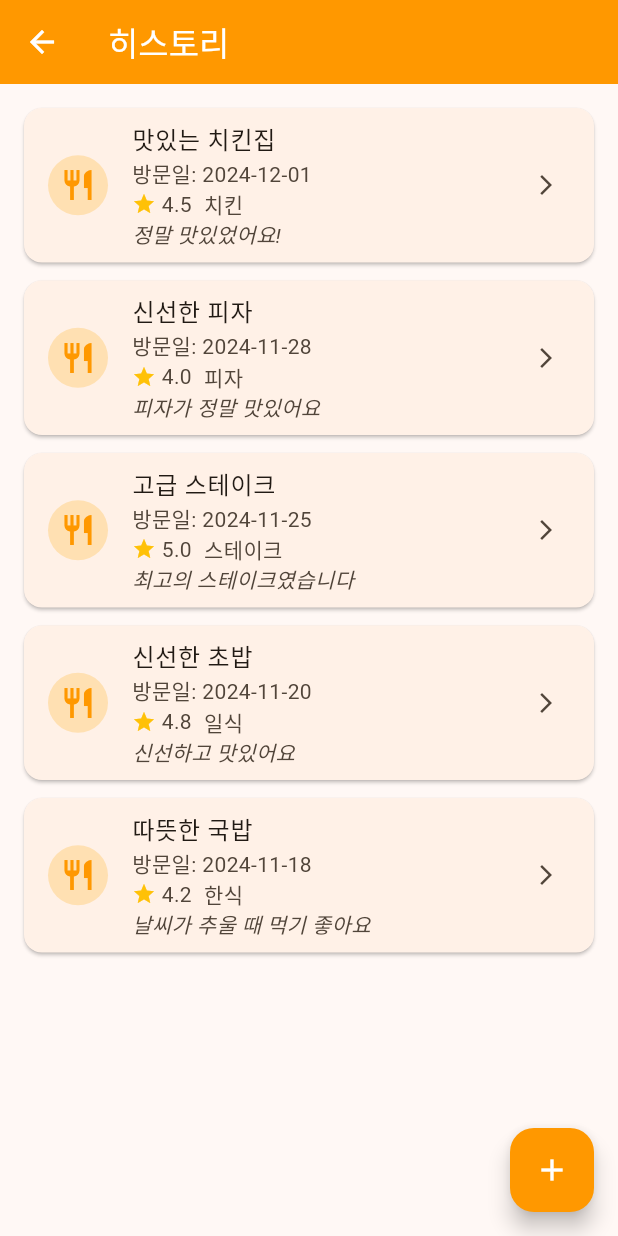
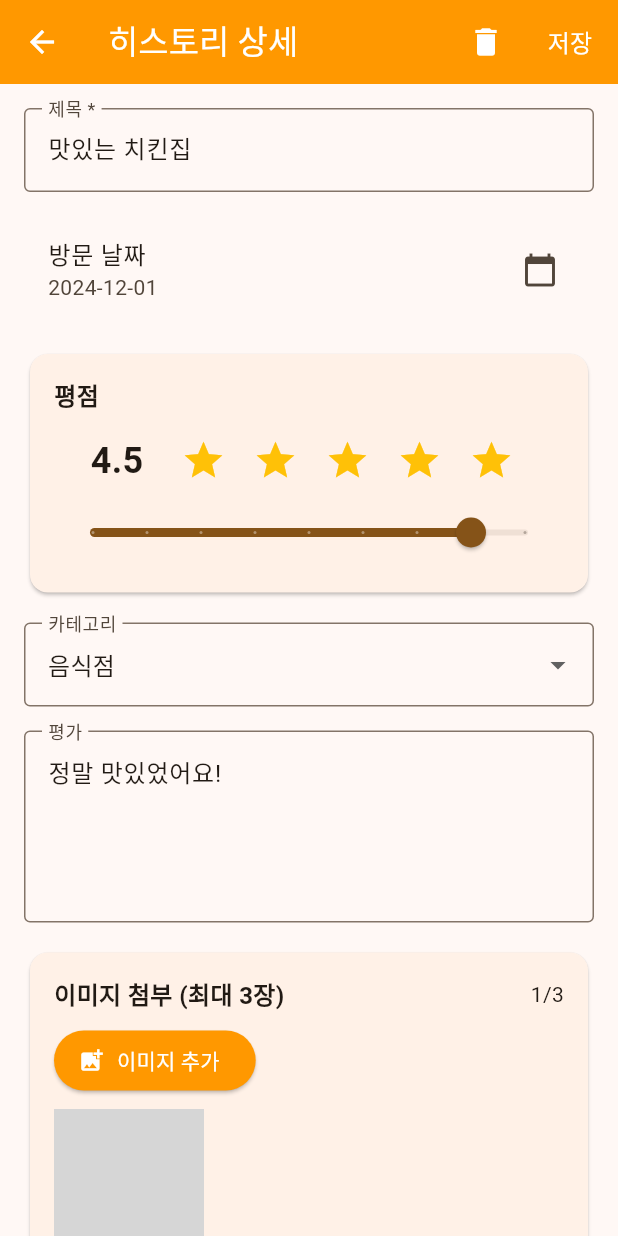
Before and after one commit to JokerTrickster/eatplay_app, a Flutter app: the HistoryPage screen opened directly, after a tap on "맛있는 치킨집", on a phone screen of 412 x 824 dp. Run offline on Flutter 3.47's test engine with Material 3 defaults, Android fonts, the light colour scheme and no system bars; our stand-ins replace dartz, equatable, flutter_bloc, freezed_annotation, get_it, image_picker and 2 more; accounts and stored records are empty; grey boxes are pictures that could not be loaded.

Commit message:
feat: 히스토리 상세페이지 구현 완료

```diff
--- a/lib/features/history/presentation/bloc/history_event.dart
+++ b/lib/features/history/presentation/bloc/history_event.dart
@@ -4,4 +4,7 @@ part of 'history_bloc.dart';
 class HistoryEvent with _$HistoryEvent {
   const factory HistoryEvent.loadHistory() = _LoadHistory;
   const factory HistoryEvent.addHistory(HistoryItem historyItem) = _AddHistory;
+  const factory HistoryEvent.updateHistory(HistoryItem historyItem) =
+      _UpdateHistory;
+  const factory HistoryEvent.deleteHistory(String historyId) = _DeleteHistory;
 }
--- /dev/null
+++ b/lib/features/history/presentation/pages/history_detail_page.dart
@@ -0,0 +1,424 @@
+import 'package:flutter/material.dart';
+import 'package:flutter_bloc/flutter_bloc.dart';
+import 'package:image_picker/image_picker.dart';
+import 'dart:io';
+import '../bloc/history_bloc.dart';
+import '../../domain/entities/history_item.dart';
+
+class HistoryDetailPage extends StatefulWidget {
+  final HistoryItem historyItem;
+
+  const HistoryDetailPage({Key? key, required this.historyItem})
+      : super(key: key);
+
+  @override
+  State<HistoryDetailPage> createState() => _HistoryDetailPageState();
+}
+
+class _HistoryDetailPageState extends State<HistoryDetailPage> {
+  final _formKey = GlobalKey<FormState>();
+  late TextEditingController _titleController;
+  late TextEditingController _reviewController;
+  late DateTime _selectedDate;
+  late double _rating;
+  late String _selectedCategory;
+  late List<File> _selectedImages;
+  final ImagePicker _picker = ImagePicker();
+
+  final List<String> _categories = ['음식점', '놀거리', '카페', '기타'];
+
+  @override
+  void initState() {
+    super.initState();
+    _titleController =
+        TextEditingController(text: widget.historyItem.restaurantName);
+    _reviewController = TextEditingController(text: widget.historyItem.review);
+
+    // 날짜 파싱
+    final dateParts = widget.historyItem.visitDate.split('-');
+    _selectedDate = DateTime(
+      int.parse(dateParts[0]),
+      int.parse(dateParts[1]),
+      int.parse(dateParts[2]),
+    );
+
+    _rating = widget.historyItem.rating;
+    // 카테고리가 목록에 없으면 기본값으로 설정
+    _selectedCategory = _categories.contains(widget.historyItem.category)
+        ? widget.historyItem.category
+        : '음식점';
+    _selectedImages = widget.historyItem.imageUrl.isNotEmpty
+        ? [File(widget.historyItem.imageUrl)]
+        : [];
+  }
+
+  @override
+  void dispose() {
+    _titleController.dispose();
+    _reviewController.dispose();
+    super.dispose();
+  }
+
+  Future<void> _pickImage(ImageSource source) async {
+    if (_selectedImages.length >= 3) {
+      ScaffoldMessenger.of(context).showSnackBar(
+        const SnackBar(content: Text('이미지는 최대 3장까지 첨부할 수 있습니다.')),
+      );
+      return;
+    }
+
+    try {
+      final XFile? image = await _picker.pickImage(source: source);
+      if (image != null) {
+        setState(() {
+          _selectedImages.add(File(image.path));
+        });
+      }
+    } catch (e) {
+      ScaffoldMessenger.of(context).showSnackBar(
+        SnackBar(content: Text('이미지 선택 중 오류가 발생했습니다: $e')),
+      );
+    }
+  }
+
+  void _showImagePickerDialog() {
+    showDialog(
+      context: context,
+      builder: (BuildContext context) {
+        return AlertDialog(
+          title: const Text('이미지 선택'),
+          content: Column(
+            mainAxisSize: MainAxisSize.min,
+            children: [
+              ListTile(
+                leading: const Icon(Icons.camera_alt),
+                title: const Text('카메라로 촬영'),
+                onTap: () {
+                  Navigator.of(context).pop();
+                  _pickImage(ImageSource.camera);
+                },
+              ),
+              ListTile(
+                leading: const Icon(Icons.photo_library),
+                title: const Text('갤러리에서 선택'),
+                onTap: () {
+                  Navigator.of(context).pop();
+                  _pickImage(ImageSource.gallery);
+                },
+              ),
+            ],
+          ),
+        );
+      },
+    );
+  }
+
+  void _removeImage(int index) {
+    setState(() {
+      _selectedImages.removeAt(index);
+    });
+  }
+
+  Future<void> _selectDate() async {
+    final DateTime? picked = await showDatePicker(
+      context: context,
+      initialDate: _selectedDate,
+      firstDate: DateTime(2020),
+      lastDate: DateTime.now(),
+    );
+    if (picked != null && picked != _selectedDate) {
+      setState(() {
+        _selectedDate = picked;
+      });
+    }
+  }
+
+  void _updateHistory() {
+    if (_formKey.currentState!.validate()) {
+      final updatedHistoryItem = HistoryItem(
+        id: widget.historyItem.id,
+        restaurantName: _titleController.text,
+        visitDate:
+            '${_selectedDate.year}-${_selectedDate.month.toString().padLeft(2, '0')}-${_selectedDate.day.toString().padLeft(2, '0')}',
+        rating: _rating,
+        review: _reviewController.text,
+        imageUrl: _selectedImages.isNotEmpty ? _selectedImages.first.path : '',
+        category: _selectedCategory,
+      );
+
+      // Bloc에 수정 이벤트 발생
+      context
+          .read<HistoryBloc>()
+          .add(HistoryEvent.updateHistory(updatedHistoryItem));
+
+      Navigator.of(context).pop();
+    }
+  }
+
+  void _showDeleteDialog() {
+    showDialog(
+      context: context,
+      builder: (BuildContext context) {
+        return AlertDialog(
+          title: const Text('히스토리 삭제'),
+          content: const Text('이 히스토리를 삭제하시겠습니까?'),
+          actions: [
+            TextButton(
+              onPressed: () => Navigator.of(context).pop(),
+              child: const Text('아니요'),
+            ),
+            TextButton(
+              onPressed: () {
+                Navigator.of(context).pop();
+                context
+                    .read<HistoryBloc>()
+                    .add(HistoryEvent.deleteHistory(widget.historyItem.id));
+                Navigator.of(context).pop(); // 상세 페이지 닫기
+              },
+              child: const Text(
+                '예',
+                style: TextStyle(color: Colors.red),
+              ),
+            ),
+          ],
+        );
+      },
+    );
+  }
+
+  @override
+  Widget build(BuildContext context) {
+    return Scaffold(
+      appBar: AppBar(
+        title: const Text('히스토리 상세'),
+        backgroundColor: Colors.orange,
+        foregroundColor: Colors.white,
+        actions: [
+          IconButton(
+            onPressed: _showDeleteDialog,
+            icon: const Icon(Icons.delete),
+          ),
+          TextButton(
+            onPressed: _updateHistory,
+            child: const Text(
+              '저장',
+              style: TextStyle(color: Colors.white, fontSize: 16),
+            ),
+          ),
+        ],
+      ),
+      body: Form(
+        key: _formKey,
+        child: ListView(
+          padding: const EdgeInsets.all(16),
+          children: [
+            // 제목
+            TextFormField(
+              controller: _titleController,
+              decoration: const InputDecoration(
+                labelText: '제목 *',
+                border: OutlineInputBorder(),
+              ),
+              validator: (value) {
+                if (value == null || value.isEmpty) {
+                  return '제목을 입력해주세요';
+                }
+                return null;
+              },
+            ),
+
+            const SizedBox(height: 16),
+
+            // 방문 날짜
+            ListTile(
+              title: const Text('방문 날짜'),
+              subtitle: Text(
+                '${_selectedDate.year}-${_selectedDate.month.toString().padLeft(2, '0')}-${_selectedDate.day.toString().padLeft(2, '0')}',
+              ),
+              trailing: const Icon(Icons.calendar_today),
+              onTap: _selectDate,
+            ),
+
+            const SizedBox(height: 16),
+
+            // 평점
+            Card(
+              child: Padding(
+                padding: const EdgeInsets.all(16),
+                child: Column(
+                  crossAxisAlignment: CrossAxisAlignment.start,
+                  children: [
+                    const Text(
+                      '평점',
+                      style:
+                          TextStyle(fontSize: 16, fontWeight: FontWeight.bold),
+                    ),
+                    const SizedBox(height: 8),
+                    Row(
+                      mainAxisAlignment: MainAxisAlignment.center,
+                      children: [
+                        Text(
+                          '${_rating.toStringAsFixed(1)}',
+                          style: const TextStyle(
+                              fontSize: 24, fontWeight: FontWeight.bold),
+                        ),
+                        const SizedBox(width: 16),
+                        ...List.generate(5, (index) {
+                          return IconButton(
+                            icon: Icon(
+                              index < _rating ? Icons.star : Icons.star_border,
+                              color: Colors.amber,
+                              size: 30,
+                            ),
+                            onPressed: () {
+                              setState(() {
+                                _rating = index + 1.0;
+                              });
+                            },
+                          );
+                        }),
+                      ],
+                    ),
+                    Slider(
+                      value: _rating,
+                      min: 1.0,
+                      max: 5.0,
+                      divisions: 8,
+                      label: _rating.toStringAsFixed(1),
+                      onChanged: (value) {
+                        setState(() {
+                          _rating = value;
+                        });
+                      },
+                    ),
+                  ],
+                ),
+              ),
+            ),
+
+            const SizedBox(height: 16),
+
+            // 카테고리
+            DropdownButtonFormField<String>(
+              value: _selectedCategory,
+              decoration: const InputDecoration(
+                labelText: '카테고리',
+                border: OutlineInputBorder(),
+              ),
+              items: _categories.map((String category) {
+                return DropdownMenuItem<String>(
+                  value: category,
+                  child: Text(category),
+                );
+              }).toList(),
+              onChanged: (String? newValue) {
+                setState(() {
+                  _selectedCategory = newValue!;
+                });
+              },
+            ),
+
+            const SizedBox(height: 16),
+
+            // 평가
+            TextFormField(
+              controller: _reviewController,
+              maxLines: 4,
+              decoration: const InputDecoration(
+                labelText: '평가',
+                border: OutlineInputBorder(),
+                hintText: '방문 후기를 작성해주세요...',
+              ),
+            ),
+
+            const SizedBox(height: 16),
+
+            // 이미지 첨부
+            Card(
+              child: Padding(
+                padding: const EdgeInsets.all(16),
+                child: Column(
+                  crossAxisAlignment: CrossAxisAlignment.start,
+                  children: [
+                    Row(
+                      mainAxisAlignment: MainAxisAlignment.spaceBetween,
+                      children: [
+                        const Text(
+                          '이미지 첨부 (최대 3장)',
+                          style: TextStyle(
+                              fontSize: 16, fontWeight: FontWeight.bold),
+                        ),
+                        Text('${_selectedImages.length}/3'),
+                      ],
+                    ),
+                    const SizedBox(height: 8),
+
+                    // 이미지 선택 버튼
+                    if (_selectedImages.length < 3)
+                      ElevatedButton.icon(
+                        onPressed: _showImagePickerDialog,
+                        icon: const Icon(Icons.add_photo_alternate),
+                        label: const Text('이미지 추가'),
+                        style: ElevatedButton.styleFrom(
+                          backgroundColor: Colors.orange,
+                          foregroundColor: Colors.white,
+                        ),
+                      ),
+
+                    const SizedBox(height: 8),
+
+                    // 선택된 이미지들
+                    if (_selectedImages.isNotEmpty)
+                      SizedBox(
+                        height: 100,
+                        child: ListView.builder(
+                          scrollDirection: Axis.horizontal,
+                          itemCount: _selectedImages.length,
+                          itemBuilder: (context, index) {
+                            return Padding(
+                              padding: const EdgeInsets.only(right: 8),
+                              child: Stack(
+                                children: [
+                                  ClipRRect(
+                                    borderRadius: BorderRadius.circular(8),
+                                    child: Image.file(
+                                      _selectedImages[index],
+                                      width: 100,
+                                      height: 100,
+                                      fit: BoxFit.cover,
+                                    ),
+                                  ),
+                                  Positioned(
+                                    top: 4,
+                                    right: 4,
+                                    child: GestureDetector(
+                                      onTap: () => _removeImage(index),
+                                      child: Container(
+                                        decoration: const BoxDecoration(
+                                          color: Colors.red,
+                                          shape: BoxShape.circle,
+                                        ),
+                                        child: const Icon(
+                                          Icons.close,
+                                          color: Colors.white,
+                                          size: 16,
+                                        ),
+                                      ),
+                                    ),
+                                  ),
+                                ],
+                              ),
+                            );
+                          },
+                        ),
+                      ),
+                  ],
+                ),
+              ),
+            ),
+          ],
+        ),
+      ),
+    );
+  }
+}
--- a/lib/features/history/presentation/pages/history_page.dart
+++ b/lib/features/history/presentation/pages/history_page.dart
@@ -4,33 +4,36 @@ import '../../../../core/di/injection_container.dart' as di;
 import '../bloc/history_bloc.dart';
 import '../../domain/entities/history_item.dart';
 import 'add_history_page.dart';
+import 'history_detail_page.dart';
 
 class HistoryPage extends StatelessWidget {
   const HistoryPage({Key? key}) : super(key: key);
 
   @override
   Widget build(BuildContext context) {
-    return BlocProvider(
-      create: (context) =>
-          di.getIt<HistoryBloc>()..add(const HistoryEvent.loadHistory()),
-      child: Scaffold(
+    return Scaffold(
       appBar: AppBar(
         title: const Text('히스토리'),
         backgroundColor: Colors.orange,
         foregroundColor: Colors.white,
       ),
-        body: BlocBuilder<HistoryBloc, HistoryState>(
+      body: BlocProvider(
+        create: (context) =>
+            di.getIt<HistoryBloc>()..add(const HistoryEvent.loadHistory()),
+        child: BlocBuilder<HistoryBloc, HistoryState>(
           builder: (context, state) {
             return state.maybeWhen(
               initial: () => const SizedBox(),
               loading: () => const Center(child: CircularProgressIndicator()),
-              loaded: (historyItems) => _buildHistoryList(historyItems),
+              loaded: (historyItems) =>
+                  _buildHistoryList(context, historyItems),
               error: (failure) => Center(
                 child: Text('에러: ${failure.message}'),
               ),
               orElse: () => const SizedBox(),
             );
           },
+        ),
       ),
       floatingActionButton: FloatingActionButton(
         onPressed: () {
@@ -43,11 +46,11 @@ class HistoryPage extends StatelessWidget {
         backgroundColor: Colors.orange,
         child: const Icon(Icons.add, color: Colors.white),
       ),
-      ),
     );
   }
 
-  Widget _buildHistoryList(List<HistoryItem> historyItems) {
+  Widget _buildHistoryList(
+      BuildContext context, List<HistoryItem> historyItems) {
     return ListView.builder(
       padding: const EdgeInsets.all(16),
       itemCount: historyItems.length,
@@ -84,11 +87,46 @@ class HistoryPage extends StatelessWidget {
             ),
             trailing: const Icon(Icons.arrow_forward_ios, size: 16),
             onTap: () {
-              // 상세 페이지로 이동
+              Navigator.of(context).push(
+                MaterialPageRoute(
+                  builder: (context) => HistoryDetailPage(historyItem: item),
+                ),
+              );
             },
+            onLongPress: () => _showDeleteDialog(context, item),
           ),
         );
       },
     );
   }
+
+  void _showDeleteDialog(BuildContext context, HistoryItem item) {
+    showDialog(
+      context: context,
+      builder: (BuildContext context) {
+        return AlertDialog(
+          title: const Text('히스토리 삭제'),
+          content: Text('${item.restaurantName}을(를) 삭제하시겠습니까?'),
+          actions: [
+            TextButton(
+              onPressed: () => Navigator.of(context).pop(),
+              child: const Text('아니요'),
+            ),
+            TextButton(
+              onPressed: () {
+                Navigator.of(context).pop();
+                context
+                    .read<HistoryBloc>()
+                    .add(HistoryEvent.deleteHistory(item.id));
+              },
+              child: const Text(
+                '예',
+                style: TextStyle(color: Colors.red),
+              ),
+            ),
+          ],
+        );
+      },
+    );
   }
+}
```
Also changed, not shown: lib/features/history/presentation/bloc/history_bloc.dart (+33 -2 lines), lib/features/history/presentation/bloc/history_bloc.freezed.dart. Lines whose indentation alone changed are shown as unchanged.
